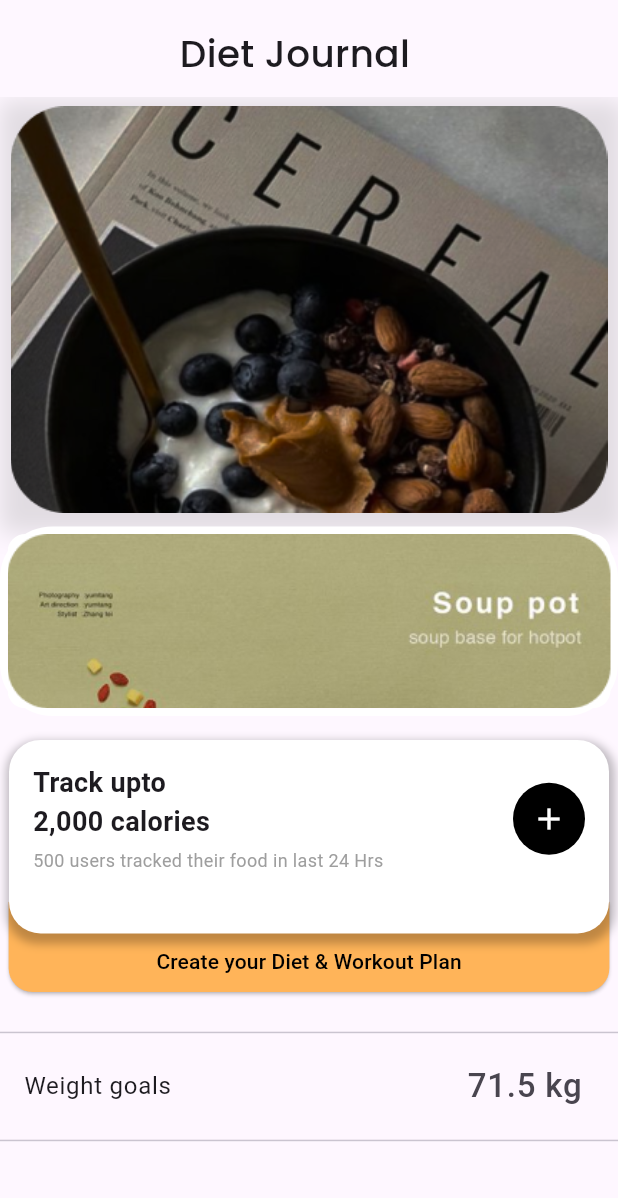
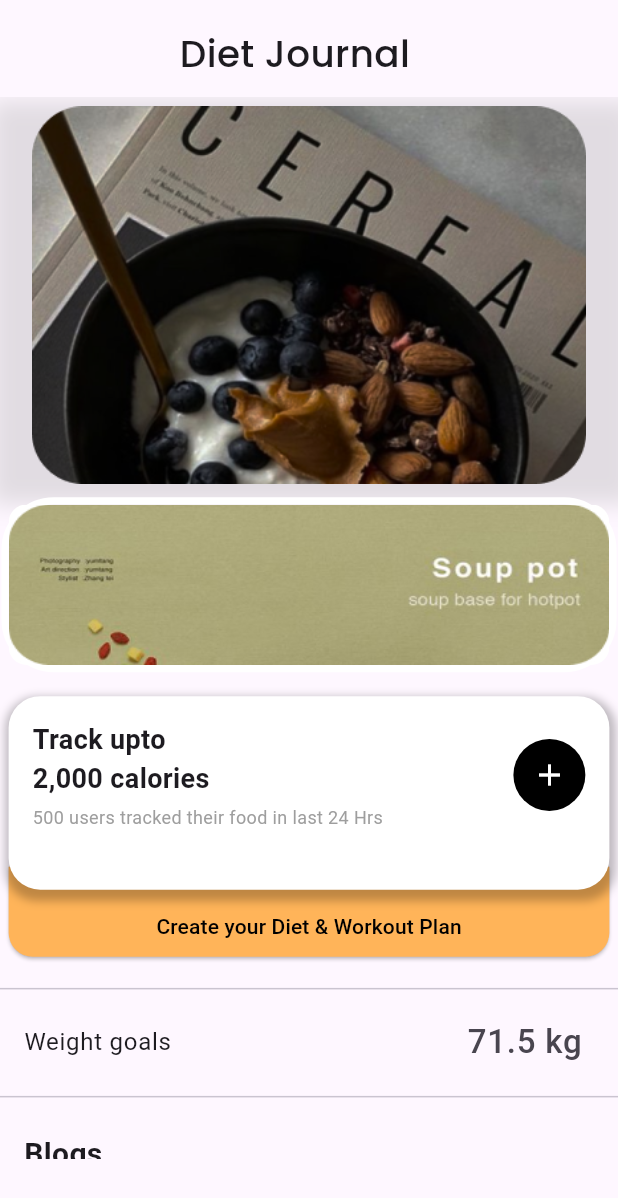
Before and after one commit to PratyushaKumarKar/misflo, a Flutter app: the Diet widget shown alone on an empty page, opened directly with empty values, on a phone screen of 412 x 824 dp. Shown: the top 1198 px of the screen. Run offline on Flutter 3.47's test engine with Material 3 defaults, Android fonts, the phone set to English and light mode, and no system bars; our stand-ins replace cloud_firestore, curved_navigation_bar, file_picker, firebase_auth, firebase_core, firebase_storage and 6 more; accounts and stored records are empty.

Commit message:
diet page updated

```diff
--- a/lib/pages/diet.dart
+++ b/lib/pages/diet.dart
@@ -1,126 +1,7 @@
-// import 'package:firebase_auth/firebase_auth.dart';
-// import 'package:flutter/material.dart';
-
-// class Diet extends StatelessWidget {
-//   const Diet({super.key, required User user});
-
-//   @override
-//   Widget build(BuildContext context) {
-//     return Scaffold(
-//       appBar: AppBar(
-//         title: Text('Daily Journal'),
-//         leading: IconButton(
-//           icon: Icon(Icons.arrow_back),
-//           onPressed: () => Navigator.of(context).pop(),
-//         ),
-//         actions: [
-//           IconButton(
-//             icon: Icon(Icons.share),
-//             onPressed: () {
-//               // Handle share action
-//             },
-//           ),
-//         ],
-//       ),
-//       body: SingleChildScrollView(
-//         child: Column(
-//           children: <Widget>[
-//             Image.asset('assets/cereal.jpg'), // Replace with your asset path
-//             Container(
-//               padding: EdgeInsets.all(16),
-//               child: Image.asset('assets/soupot.jpg'),
-//             ),
-//             Padding(
-//               padding: EdgeInsets.all(16),
-//               child: Row(
-//                 mainAxisAlignment: MainAxisAlignment.spaceBetween,
-//                 children: <Widget>[
-//                   Text('Track upto\n2,000 calories'),
-//                   Column(
-//                     children: <Widget>[
-//                       Icon(Icons.add, color: Colors.green),
-//                       Text('500 users tracked their food in last 24 Hrs')
-//                     ],
-//                   )
-//                 ],
-//               ),
-//             ),
-//             ElevatedButton(
-//               onPressed: () {
-//                 // Handle button tap for creating diet and workout plan
-//               },
-//               child: Text('Create your Diet & Workout Plan'),
-//             ),
-//             Divider(),
-//             ListTile(
-//               title: Text('Weight goals'),
-//               trailing: Text('71.5 kg'),
-//             ),
-//             Divider(),
-//             Padding(
-//               padding: EdgeInsets.all(16),
-//               child: const Align(
-//                 alignment: Alignment.centerLeft,
-//                 child: Text(
-//                   'Blogs',
-//                   style: TextStyle(fontSize: 20, fontWeight: FontWeight.bold),
-//                 ),
-//               ),
-//             ),
-//             ListView.builder(
-//               physics:
-//                   NeverScrollableScrollPhysics(), // to disable ListView's scrolling
-//               shrinkWrap:
-//                   true, // Use this to make ListView inside Column/SingleChildScrollView
-//               itemCount: 4, // Assuming there are 4 blog posts
-//               itemBuilder: (BuildContext context, int index) {
-//                 // Placeholder for blog post item, replace with your data model
-//                 return BlogPostItem(
-//                   date: '1ST MAY - SAT 2:00 PM',
-//                   title: 'How music helps in weight loss',
-//                   author: 'DR. XYZ',
-//                   imageUrl:
-//                       'assets/blog_post_image_$index.jpg', // Replace with your asset path
-//                 );
-//               },
-//             ),
-//           ],
-//         ),
-//       ),
-//     );
-//   }
-// }
-
-// class BlogPostItem extends StatelessWidget {
-//   final String date;
-//   final String title;
-//   final String author;
-//   final String imageUrl;
-
-//   const BlogPostItem({
-//     Key? key,
-//     required this.date,
-//     required this.title,
-//     required this.author,
-//     required this.imageUrl,
-//   }) : super(key: key);
-
-//   @override
-//   Widget build(BuildContext context) {
-//     return Card(
-//       child: ListTile(
-//         leading: Image.asset(imageUrl), // Replace with your asset path
-//         title: Text(title),
-//         subtitle: Text('$date by $author'),
-//       ),
-//     );
-//   }
-// }
-
 import 'package:firebase_auth/firebase_auth.dart';
 import 'package:flutter/material.dart';
-import 'package:flutter_svg/flutter_svg.dart';
 import 'package:google_fonts/google_fonts.dart';
+import 'package:misflo/pages/diet2.dart';
 import 'package:misflo/utils/screentools.dart';
 
 class Diet extends StatefulWidget {
@@ -170,8 +51,11 @@ class _DietState extends State<Diet> {
                     children: <Widget>[
                       // Adding shadow to the cereal image
                       Padding(
-                        padding: EdgeInsets.symmetric(horizontal: 7),
+                        padding:
+                            EdgeInsets.symmetric(horizontal: width(context, 0)),
                         child: Container(
+                          width: MediaQuery.of(context).size.width,
+                          height: height(context, 285),
                           decoration: BoxDecoration(
                             boxShadow: [
                               BoxShadow(
@@ -184,8 +68,9 @@ class _DietState extends State<Diet> {
                             ],
                           ),
                           child: Image.asset(
+                            'assets/cereal.jpg',
                             fit: BoxFit.contain,
-                              'assets/cereal.jpg'), // Image path kept as provided
+                          ), // Image path kept as provided
                         ),
                       ),
                       Padding(
@@ -193,12 +78,18 @@ class _DietState extends State<Diet> {
                         child: Container(
                           margin: const EdgeInsets.all(0),
                           decoration: BoxDecoration(
-                            border: Border.all(color: Colors.white, width: 5),
+                            border: Border.all(
+                                color: Colors.white, width: width(context, 5)),
                             borderRadius: BorderRadius.circular(35),
                           ),
                           child: ClipRRect(
                             borderRadius: BorderRadius.circular(12),
-                            child: Image.asset('assets/soupot.jpg'),
+                            child: Image.asset(
+                              'assets/soupot.jpg',
+                              fit: BoxFit.fill,
+                              width: width(context, 418),
+                              height: height(context, 121),
+                            ),
                           ),
                         ),
                       ),
@@ -209,7 +100,7 @@ class _DietState extends State<Diet> {
                           Positioned(
                             left: width(context, 6),
                             right: width(context, 6),
-                            bottom: 19,
+                            bottom: height(context, 15),
                             child: ElevatedButton(
                               onPressed: () {
                                 // Handle button tap for creating diet and workout plan
@@ -249,7 +140,10 @@ class _DietState extends State<Diet> {
                                 color: Colors.white,
                                 borderRadius: BorderRadius.all(
                                     Radius.circular(width(context, 22)))),
-                            margin: const EdgeInsets.fromLTRB(6, 16, 6,
+                            margin: EdgeInsets.fromLTRB(
+                                width(context, 6),
+                                16,
+                                width(context, 6),
                                 58), // Increase bottom margin to accommodate the button
                             child: Padding(
                               padding: const EdgeInsets.all(16),
@@ -282,7 +176,16 @@ class _DietState extends State<Diet> {
                                           ],
                                         ),
                                       ),
-                                      Container(
+                                      InkWell(
+                                        onTap: () {
+                                          Navigator.push(
+                                            context,
+                                            MaterialPageRoute(
+                                                builder: (context) =>
+                                                    const Diet2()),
+                                          );
+                                        },
+                                        child: Container(
                                           height: 48,
                                           width: 48,
                                           decoration: BoxDecoration(
@@ -293,6 +196,7 @@ class _DietState extends State<Diet> {
                                           child: const Icon(
                                             Icons.add,
                                             color: Colors.white,
+                                          ),
                                         ),
                                       ),
                                     ],
```
Lines whose indentation alone changed are shown as unchanged.
